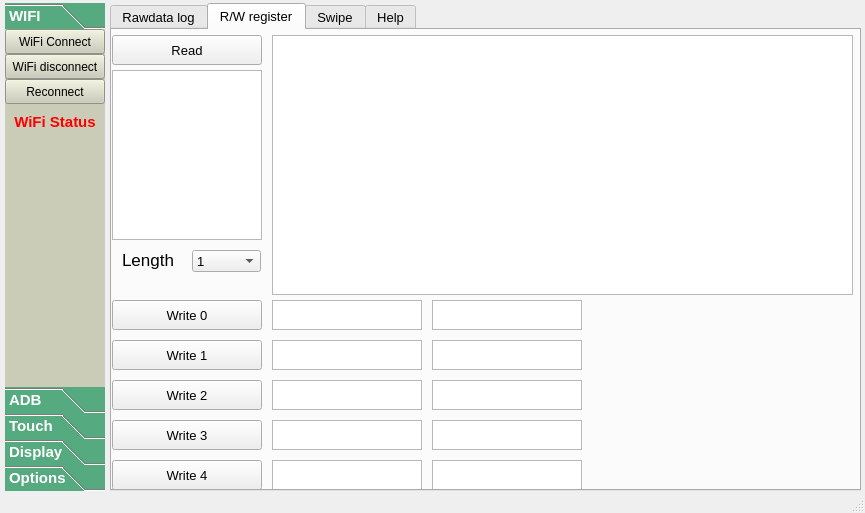
MorgenYang/newMonitor, file uimonitor.ui: the form before one commit.
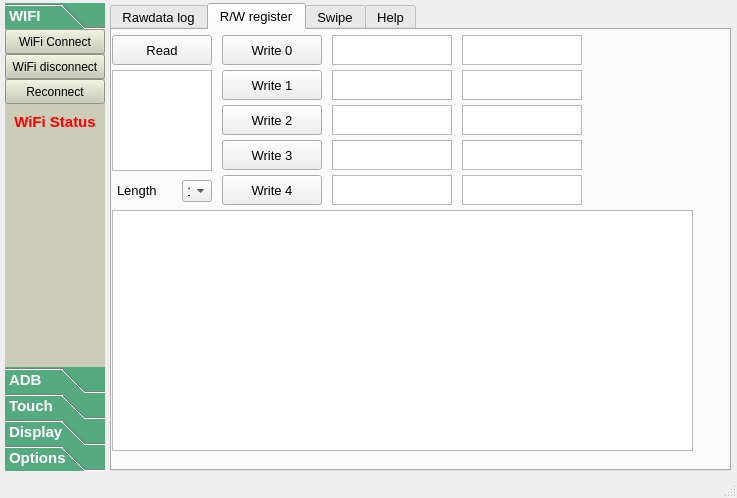
The form after the commit. The open tabs and pages were chosen to show the change.

The edit to the form file:
```diff
--- a/uimonitor.ui
+++ b/uimonitor.ui
@@ -9,8 +9,8 @@
    <rect>
     <x>0</x>
     <y>0</y>
-    <width>865</width>
-    <height>513</height>
+    <width>737</width>
+    <height>498</height>
    </rect>
   </property>
   <property name="windowTitle">
@@ -23,7 +23,7 @@
       <x>0</x>
       <y>0</y>
       <width>111</width>
-      <height>491</height>
+      <height>471</height>
      </rect>
     </property>
     <layout class="QVBoxLayout" name="verticalLayout">
@@ -73,7 +73,7 @@
           <x>0</x>
           <y>0</y>
           <width>100</width>
-          <height>372</height>
+          <height>352</height>
          </rect>
         </property>
         <property name="styleSheet">
@@ -929,8 +929,8 @@
      <rect>
       <x>110</x>
       <y>0</y>
-      <width>751</width>
-      <height>491</height>
+      <width>621</width>
+      <height>471</height>
      </rect>
     </property>
     <layout class="QHBoxLayout" name="horizontalLayout">
@@ -1192,7 +1192,7 @@
           <rect>
            <x>0</x>
            <y>5</y>
-           <width>150</width>
+           <width>100</width>
            <height>30</height>
           </rect>
          </property>
@@ -1211,8 +1211,8 @@
           <rect>
            <x>0</x>
            <y>40</y>
-           <width>150</width>
-           <height>170</height>
+           <width>100</width>
+           <height>101</height>
           </rect>
          </property>
          <property name="maximumSize">
@@ -1222,22 +1222,12 @@
           </size>
          </property>
         </widget>
-        <widget class="QTextBrowser" name="readRegValShowText">
-         <property name="geometry">
-          <rect>
-           <x>160</x>
-           <y>5</y>
-           <width>581</width>
-           <height>260</height>
-          </rect>
-         </property>
-        </widget>
         <widget class="QTextEdit" name="textEditWriteVal3">
          <property name="geometry">
           <rect>
-           <x>320</x>
-           <y>390</y>
-           <width>150</width>
+           <x>350</x>
+           <y>110</y>
+           <width>120</width>
            <height>30</height>
           </rect>
          </property>
@@ -1251,9 +1241,9 @@
         <widget class="QTextEdit" name="textEditWriteVal4">
          <property name="geometry">
           <rect>
-           <x>320</x>
-           <y>430</y>
-           <width>150</width>
+           <x>350</x>
+           <y>145</y>
+           <width>120</width>
            <height>30</height>
           </rect>
          </property>
@@ -1267,9 +1257,9 @@
         <widget class="QTextEdit" name="textEditWriteVal2">
          <property name="geometry">
           <rect>
-           <x>320</x>
-           <y>350</y>
-           <width>150</width>
+           <x>350</x>
+           <y>75</y>
+           <width>120</width>
            <height>30</height>
           </rect>
          </property>
@@ -1283,9 +1273,9 @@
         <widget class="QTextEdit" name="textEditWriteAddr1">
          <property name="geometry">
           <rect>
-           <x>160</x>
-           <y>310</y>
-           <width>150</width>
+           <x>220</x>
+           <y>40</y>
+           <width>120</width>
            <height>30</height>
           </rect>
          </property>
@@ -1299,9 +1289,9 @@
         <widget class="QTextEdit" name="textEditWriteAddr2">
          <property name="geometry">
           <rect>
-           <x>160</x>
-           <y>350</y>
-           <width>150</width>
+           <x>220</x>
+           <y>75</y>
+           <width>120</width>
            <height>30</height>
           </rect>
          </property>
@@ -1315,9 +1305,9 @@
         <widget class="QTextEdit" name="textEditWriteAddr0">
          <property name="geometry">
           <rect>
-           <x>160</x>
-           <y>270</y>
-           <width>150</width>
+           <x>220</x>
+           <y>5</y>
+           <width>120</width>
            <height>30</height>
           </rect>
          </property>
@@ -1331,9 +1321,9 @@
         <widget class="QTextEdit" name="textEditWriteVal1">
          <property name="geometry">
           <rect>
-           <x>320</x>
-           <y>310</y>
-           <width>150</width>
+           <x>350</x>
+           <y>40</y>
+           <width>120</width>
            <height>30</height>
           </rect>
          </property>
@@ -1347,9 +1337,9 @@
         <widget class="QPushButton" name="pushButtonRegWrite0">
          <property name="geometry">
           <rect>
-           <x>0</x>
-           <y>270</y>
-           <width>150</width>
+           <x>110</x>
+           <y>5</y>
+           <width>100</width>
            <height>30</height>
           </rect>
          </property>
@@ -1366,9 +1356,9 @@
         <widget class="QPushButton" name="pushButtonRegWrite1">
          <property name="geometry">
           <rect>
-           <x>0</x>
-           <y>310</y>
-           <width>150</width>
+           <x>110</x>
+           <y>40</y>
+           <width>100</width>
            <height>30</height>
           </rect>
          </property>
@@ -1385,9 +1375,9 @@
         <widget class="QTextEdit" name="textEditWriteVal0">
          <property name="geometry">
           <rect>
-           <x>320</x>
-           <y>270</y>
-           <width>150</width>
+           <x>350</x>
+           <y>5</y>
+           <width>120</width>
            <height>30</height>
           </rect>
          </property>
@@ -1401,9 +1391,9 @@
         <widget class="QTextEdit" name="textEditWriteAddr3">
          <property name="geometry">
           <rect>
-           <x>160</x>
-           <y>390</y>
-           <width>150</width>
+           <x>220</x>
+           <y>110</y>
+           <width>120</width>
            <height>30</height>
           </rect>
          </property>
@@ -1417,9 +1407,9 @@
         <widget class="QPushButton" name="pushButtonRegWrite2">
          <property name="geometry">
           <rect>
-           <x>0</x>
-           <y>350</y>
-           <width>150</width>
+           <x>110</x>
+           <y>75</y>
+           <width>100</width>
            <height>30</height>
           </rect>
          </property>
@@ -1436,9 +1426,9 @@
         <widget class="QTextEdit" name="textEditWriteAddr4">
          <property name="geometry">
           <rect>
-           <x>160</x>
-           <y>430</y>
-           <width>150</width>
+           <x>220</x>
+           <y>145</y>
+           <width>120</width>
            <height>30</height>
           </rect>
          </property>
@@ -1452,9 +1442,9 @@
         <widget class="QPushButton" name="pushButtonRegWrite4">
          <property name="geometry">
           <rect>
-           <x>0</x>
-           <y>430</y>
-           <width>150</width>
+           <x>110</x>
+           <y>145</y>
+           <width>100</width>
            <height>30</height>
           </rect>
          </property>
@@ -1471,9 +1461,9 @@
         <widget class="QPushButton" name="pushButtonRegWrite3">
          <property name="geometry">
           <rect>
-           <x>0</x>
-           <y>390</y>
-           <width>150</width>
+           <x>110</x>
+           <y>110</y>
+           <width>100</width>
            <height>30</height>
           </rect>
          </property>
@@ -1490,9 +1480,9 @@
         <widget class="QLabel" name="label">
          <property name="geometry">
           <rect>
-           <x>10</x>
-           <y>220</y>
-           <width>60</width>
+           <x>5</x>
+           <y>150</y>
+           <width>50</width>
            <height>20</height>
           </rect>
          </property>
@@ -1504,7 +1494,7 @@
          </property>
          <property name="font">
           <font>
-           <pointsize>13</pointsize>
+           <pointsize>10</pointsize>
            <weight>50</weight>
            <bold>false</bold>
           </font>
@@ -1516,9 +1506,9 @@
         <widget class="QComboBox" name="reglength">
          <property name="geometry">
           <rect>
-           <x>80</x>
-           <y>220</y>
-           <width>69</width>
+           <x>70</x>
+           <y>150</y>
+           <width>30</width>
            <height>22</height>
           </rect>
          </property>
@@ -1563,6 +1553,16 @@
           </property>
          </item>
         </widget>
+        <widget class="QTextBrowser" name="readRegValShowText">
+         <property name="geometry">
+          <rect>
+           <x>0</x>
+           <y>180</y>
+           <width>581</width>
+           <height>241</height>
+          </rect>
+         </property>
+        </widget>
        </widget>
        <widget class="QWidget" name="TabSwiplines">
         <attribute name="title">
```
Left out of the diff: 25 changed lines with no effect on the pictures.
